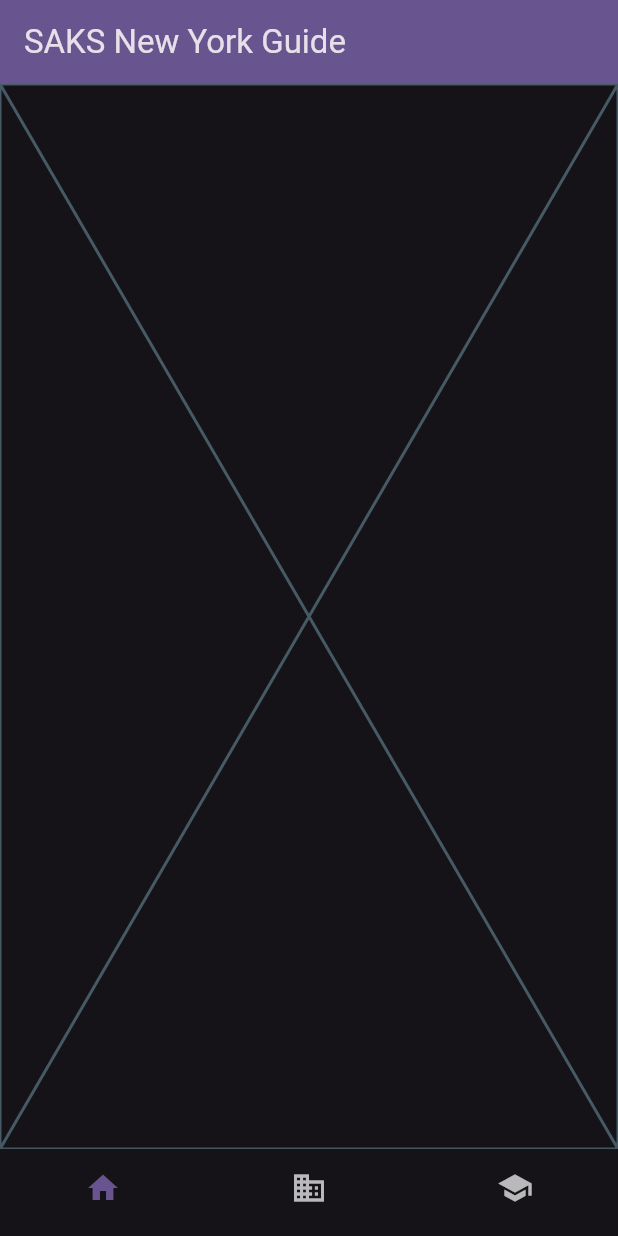
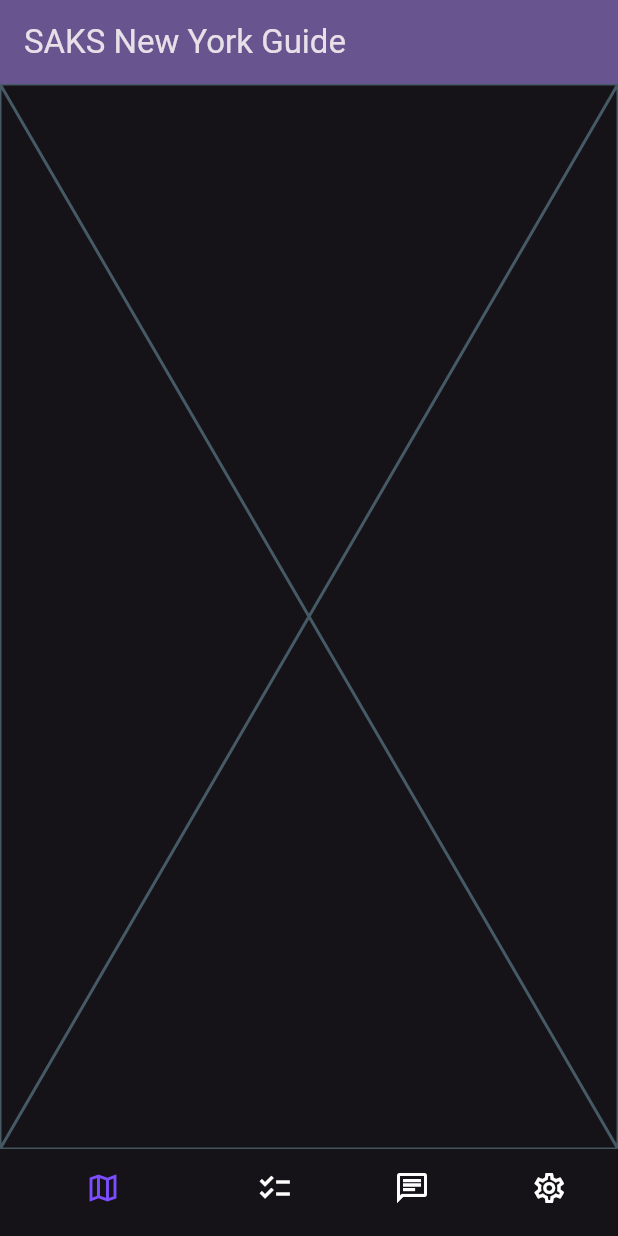
Before and after one commit to adkrish1/saks-nyc-guide, a Flutter app: the screen it shows after launch, on a phone screen of 412 x 824 dp. Run offline on Flutter 3.47's test engine with Material 3 defaults, Android fonts, the phone set to English and light mode, and no system bars; our stand-ins replace flutter_chat_types, flutter_chat_ui, sqflite; accounts and stored records are empty.

Commit message:
Icon changes

```diff
--- a/mobile-app/saks_nyc_guide/lib/home/home.dart
+++ b/mobile-app/saks_nyc_guide/lib/home/home.dart
@@ -50,68 +50,34 @@ class _MyHomePageState extends State<MyHomePage> {
     // than having to individually change instances of widgets.
     return Scaffold(
         appBar: AppBar(
-          // TRY THIS: Try changing the color here to a specific color (to
-          // Colors.amber, perhaps?) and trigger a hot reload to see the AppBar
-          // change color while the other colors stay the same.
           backgroundColor: Theme.of(context).colorScheme.inversePrimary,
-          // Here we take the value from the MyHomePage object that was created by
-          // the App.build method, and use it to set our appbar title.
           title: Text(widget.title),
         ),
-        // body: Center(
-        // // Center is a layout widget. It takes a single child and positions it
-        // // in the middle of the parent.
-        // child: Column(
-        // // Column is also a layout widget. It takes a list of children and
-        // // arranges them vertically. By default, it sizes itself to fit its
-        // // children horizontally, and tries to be as tall as its parent.
-        // //
-        // // Column has various properties to control how it sizes itself and
-        // // how it positions its children. Here we use mainAxisAlignment to
-        // // center the children vertically; the main axis here is the vertical
-        // // axis because Columns are vertical (the cross axis would be
-        // // horizontal).
-        // //
-        // // TRY THIS: Invoke "debug painting" (choose the "Toggle Debug Paint"
-        // // action in the IDE, or press "p" in the console), to see the
-        // // wireframe for each widget.
-        // mainAxisAlignment: MainAxisAlignment.center,
-        // children: <Widget>[
-        // const Text(
-        // 'You have pushed the button this many times:',
-        // ),
-        // Text(
-        // '$_counter',
-        // style: Theme.of(context).textTheme.headlineMedium,
-        // ),
-        // ],
-        // ),
-        // ),
         body: _pageOptions[_selectedPageNumber],
-        // floatingActionButton: FloatingActionButton(
-        // onPressed: _incrementCounter,
-        // tooltip: 'Increment',
-        // child: const Icon(Icons.add),
-        // ), // This trailing comma makes auto-formatting nicer for build methods.
         bottomNavigationBar: BottomNavigationBar(
           showSelectedLabels: false,
           showUnselectedLabels: false,
           items: const <BottomNavigationBarItem>[
             BottomNavigationBarItem(
-              icon: Icon(Icons.home),
-              label: 'Home',
+              icon: Icon(Icons.map_outlined),
+              label: 'Map',
             ),
             BottomNavigationBarItem(
-              icon: Icon(Icons.business),
-              label: 'Business',
+              icon: Icon(Icons.checklist_outlined),
+              label: 'Itinerary',
             ),
             BottomNavigationBarItem(
-              icon: Icon(Icons.school),
-              label: 'School',
+              icon: Icon(Icons.chat_outlined),
+              label: 'Chatbot',
+            ),
+            BottomNavigationBarItem(
+              icon: Icon(Icons.settings_outlined),
+              label: 'Settings',
             ),
           ],
           currentIndex: _selectedPageNumber,
-          selectedItemColor: Theme.of(context).colorScheme.inversePrimary,
+          selectedItemColor: Colors.deepPurpleAccent,
+          unselectedItemColor: Colors.white,
           onTap: _onItemTapped,
         ));
   }
```
